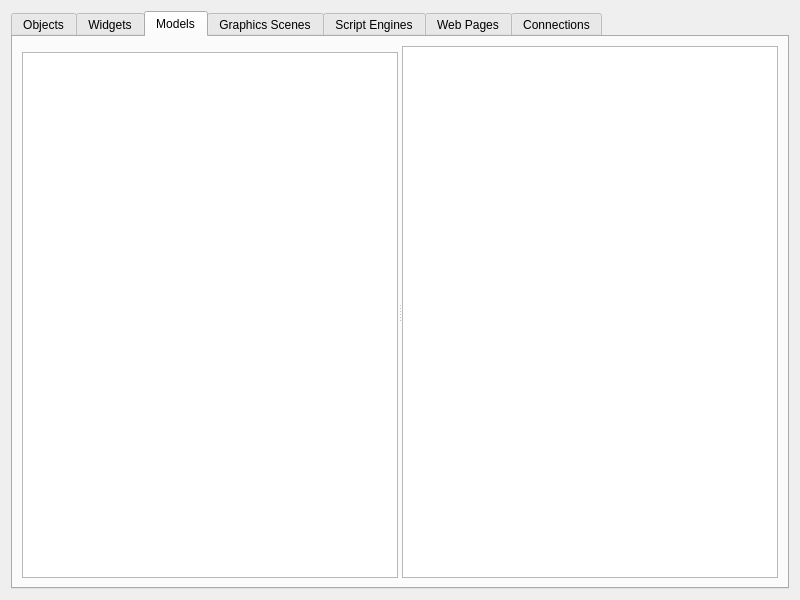
Before: the Qt Designer form mainwindow.ui in KDAB/GammaRay, drawn with Qt 5.
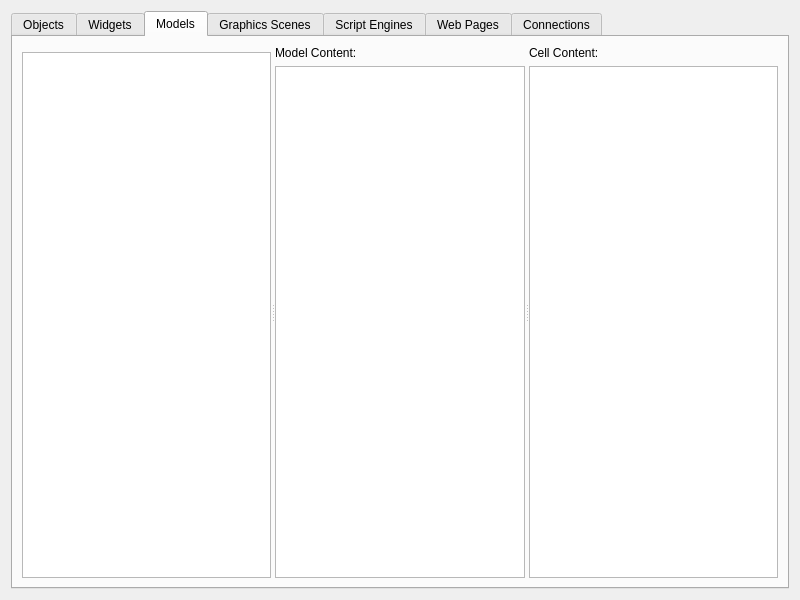
After: the same form once the commit is applied. The open tabs and pages were chosen to show the change. Custom widgets are drawn as their Qt base class.

Commit message:
Add model cell content model.
Still read-only and limited to known item data roles though.

Diff of the .ui file:
```diff
--- a/mainwindow.ui
+++ b/mainwindow.ui
@@ -86,7 +86,7 @@
       <attribute name="title">
        <string>Models</string>
       </attribute>
-      <layout class="QVBoxLayout" name="verticalLayout_12">
+      <layout class="QVBoxLayout" name="verticalLayout_14">
        <item>
         <widget class="QSplitter" name="splitter_5">
          <property name="orientation">
@@ -109,7 +109,44 @@
            </item>
           </layout>
          </widget>
-         <widget class="QTreeView" name="modelContentView"/>
+         <widget class="QWidget" name="">
+          <layout class="QVBoxLayout" name="verticalLayout_12">
+           <item>
+            <widget class="QLabel" name="label">
+             <property name="text">
+              <string>Model Content:</string>
+             </property>
+            </widget>
+           </item>
+           <item>
+            <widget class="QTreeView" name="modelContentView"/>
+           </item>
+          </layout>
+         </widget>
+         <widget class="QWidget" name="">
+          <layout class="QVBoxLayout" name="verticalLayout_13">
+           <item>
+            <widget class="QLabel" name="label_2">
+             <property name="text">
+              <string>Cell Content:</string>
+             </property>
+            </widget>
+           </item>
+           <item>
+            <widget class="QTreeView" name="modelCellView">
+             <property name="rootIsDecorated">
+              <bool>false</bool>
+             </property>
+             <property name="uniformRowHeights">
+              <bool>true</bool>
+             </property>
+             <property name="allColumnsShowFocus">
+              <bool>true</bool>
+             </property>
+            </widget>
+           </item>
+          </layout>
+         </widget>
         </widget>
        </item>
       </layout>
```
The commit also changes 6 other files.
